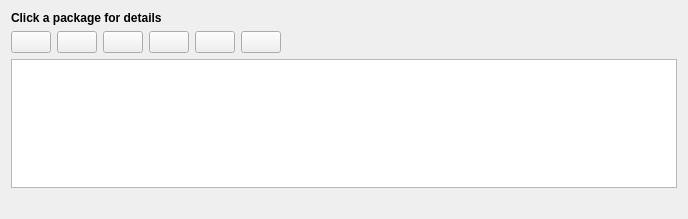
Before: the Qt Designer form src/MainTab.ui in KDE/discover, drawn with Qt 5.
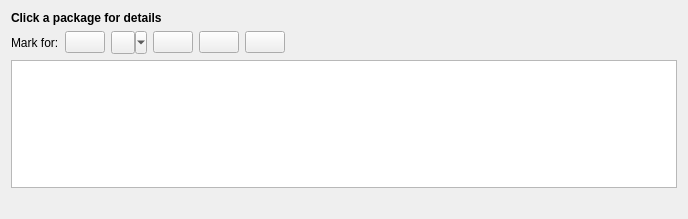
After: the same form once the commit is applied. Custom widgets are drawn as their Qt base class.

Commit message: Reduce the amount of horizontal space the action buttons take up

Diff of the .ui file:
```diff
--- a/src/MainTab.ui
+++ b/src/MainTab.ui
@@ -48,6 +48,13 @@
    </item>
    <item>
     <layout class="QHBoxLayout" name="horizontalLayout_2">
+     <item>
+      <widget class="QLabel" name="label">
+       <property name="text">
+        <string>Mark for:</string>
+       </property>
+      </widget>
+     </item>
      <item>
       <widget class="QPushButton" name="installButton">
        <property name="text">
@@ -56,10 +63,22 @@
       </widget>
      </item>
      <item>
-      <widget class="QPushButton" name="removeButton">
+      <widget class="QToolButton" name="removeButton">
+       <property name="sizePolicy">
+        <sizepolicy hsizetype="Minimum" vsizetype="Fixed">
+         <horstretch>0</horstretch>
+         <verstretch>0</verstretch>
+        </sizepolicy>
+       </property>
        <property name="text">
         <string/>
        </property>
+       <property name="popupMode">
+        <enum>QToolButton::MenuButtonPopup</enum>
+       </property>
+       <property name="toolButtonStyle">
+        <enum>Qt::ToolButtonTextBesideIcon</enum>
+       </property>
       </widget>
      </item>
      <item>
@@ -76,13 +95,6 @@
        </property>
       </widget>
      </item>
-     <item>
-      <widget class="QPushButton" name="purgeButton">
-       <property name="text">
-        <string/>
-       </property>
-      </widget>
-     </item>
      <item>
       <widget class="QPushButton" name="cancelButton">
        <property name="text">
```
The commit also changes 2 other files.
